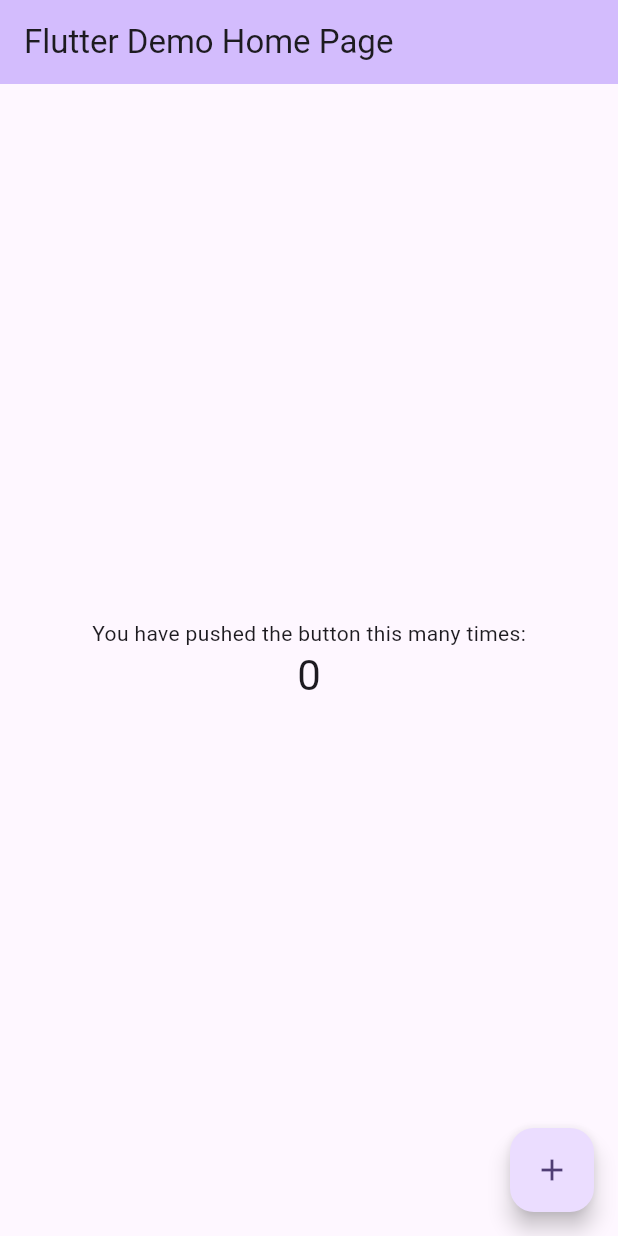
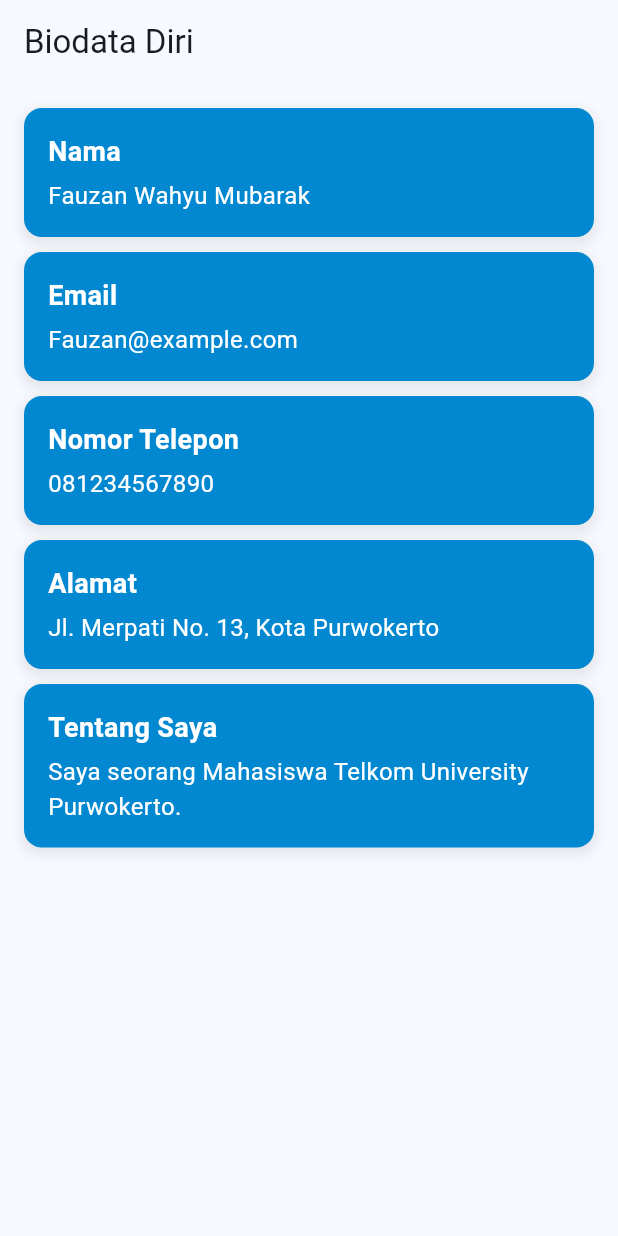
Before and after one commit to FauzanWahyuM/PPB_Fauzan_Wahyu_Mubarak_2211104027_SE-06-01, a Flutter app: the screen it shows after launch, on a phone screen of 412 x 824 dp. Run offline on Flutter 3.47's test engine with Material 3 defaults, Android fonts, the light colour scheme and no system bars.

Commit message:
Update Praktikum 2

```diff
--- a/02_Pengenalan_Flutter/flutter_biodata_diri/lib/main.dart
+++ b/02_Pengenalan_Flutter/flutter_biodata_diri/lib/main.dart
@@ -7,119 +7,105 @@
 class MyApp extends StatelessWidget {
   const MyApp({super.key});
 
-  // This widget is the root of your application.
   @override
   Widget build(BuildContext context) {
     return MaterialApp(
-      title: 'Flutter Demo',
+      title: 'Biodata Diri',
       theme: ThemeData(
-        // This is the theme of your application.
-        //
-        // TRY THIS: Try running your application with "flutter run". You'll see
-        // the application has a purple toolbar. Then, without quitting the app,
-        // try changing the seedColor in the colorScheme below to Colors.green
-        // and then invoke "hot reload" (save your changes or press the "hot
-        // reload" button in a Flutter-supported IDE, or press "r" if you used
-        // the command line to start the app).
-        //
-        // Notice that the counter didn't reset back to zero; the application
-        // state is not lost during the reload. To reset the state, use hot
-        // restart instead.
-        //
-        // This works for code too, not just values: Most code changes can be
-        // tested with just a hot reload.
-        colorScheme: ColorScheme.fromSeed(seedColor: Colors.deepPurple),
+        colorScheme: ColorScheme.fromSeed(
+          seedColor: Colors.lightBlue[700]!,
+        ),
         useMaterial3: true,
       ),
-      home: const MyHomePage(title: 'Flutter Demo Home Page'),
+      home: const MyHomePage(title: 'Biodata Diri'),
     );
   }
 }
 
-class MyHomePage extends StatefulWidget {
+class MyHomePage extends StatelessWidget {
   const MyHomePage({super.key, required this.title});
-
-  // This widget is the home page of your application. It is stateful, meaning
-  // that it has a State object (defined below) that contains fields that affect
-  // how it looks.
-
-  // This class is the configuration for the state. It holds the values (in this
-  // case the title) provided by the parent (in this case the App widget) and
-  // used by the build method of the State. Fields in a Widget subclass are
-  // always marked "final".
 
   final String title;
 
   @override
-  State<MyHomePage> createState() => _MyHomePageState();
-}
+  Widget build(BuildContext context) {
+    return Scaffold(
+      appBar: AppBar(
+        title: Text(title),
+      ),
+      body: Padding(
+        padding: const EdgeInsets.all(16.0),
+        child: SingleChildScrollView(
+          child: Column(
+            crossAxisAlignment: CrossAxisAlignment.start,
+            children: <Widget>[
+              // Kotak 1: Nama
+              _buildInfoBox('Nama', 'Fauzan Wahyu Mubarak',
+                  Colors.lightBlue[700]!, Colors.white),
+              SizedBox(height: 10),
 
-class _MyHomePageState extends State<MyHomePage> {
-  int _counter = 0;
+              // Kotak 2: Email
+              _buildInfoBox('Email', 'Fauzan@example.com',
+                  Colors.lightBlue[700]!, Colors.white),
+              SizedBox(height: 10),
 
-  void _incrementCounter() {
-    setState(() {
-      // This call to setState tells the Flutter framework that something has
-      // changed in this State, which causes it to rerun the build method below
-      // so that the display can reflect the updated values. If we changed
-      // _counter without calling setState(), then the build method would not be
-      // called again, and so nothing would appear to happen.
-      _counter++;
-    });
+              // Kotak 3: Nomor Telepon
+              _buildInfoBox('Nomor Telepon', '081234567890',
+                  Colors.lightBlue[700]!, Colors.white),
+              SizedBox(height: 10),
+
+              // Kotak 4: Alamat
+              _buildInfoBox('Alamat', 'Jl. Merpati No. 13, Kota Purwokerto',
+                  Colors.lightBlue[700]!, Colors.white),
+              SizedBox(height: 10),
+
+              // Kotak 5: Deskripsi Diri
+              _buildInfoBox(
+                  'Tentang Saya',
+                  'Saya seorang Mahasiswa Telkom University Purwokerto.',
+                  Colors.lightBlue[700]!,
+                  Colors.white),
+            ],
+          ),
+        ),
+      ),
+    );
   }
 
-  @override
-  Widget build(BuildContext context) {
-    // This method is rerun every time setState is called, for instance as done
-    // by the _incrementCounter method above.
-    //
-    // The Flutter framework has been optimized to make rerunning build methods
-    // fast, so that you can just rebuild anything that needs updating rather
-    // than having to individually change instances of widgets.
-    return Scaffold(
-      appBar: AppBar(
-        // TRY THIS: Try changing the color here to a specific color (to
-        // Colors.amber, perhaps?) and trigger a hot reload to see the AppBar
-        // change color while the other colors stay the same.
-        backgroundColor: Theme.of(context).colorScheme.inversePrimary,
-        // Here we take the value from the MyHomePage object that was created by
-        // the App.build method, and use it to set our appbar title.
-        title: Text(widget.title),
-      ),
-      body: Center(
-        // Center is a layout widget. It takes a single child and positions it
-        // in the middle of the parent.
+  Widget _buildInfoBox(
+      String title, String content, Color backgroundColor, Color textColor) {
+    return SizedBox(
+      width: double.infinity,
+      child: Container(
+        padding: const EdgeInsets.all(16.0),
+        decoration: BoxDecoration(
+          color: backgroundColor,
+          borderRadius: BorderRadius.circular(12.0),
+          boxShadow: [
+            BoxShadow(
+              color: Colors.grey.withOpacity(0.2),
+              spreadRadius: 2,
+              blurRadius: 5,
+              offset: const Offset(0, 3),
+            ),
+          ],
+        ),
         child: Column(
-          // Column is also a layout widget. It takes a list of children and
-          // arranges them vertically. By default, it sizes itself to fit its
-          // children horizontally, and tries to be as tall as its parent.
-          //
-          // Column has various properties to control how it sizes itself and
-          // how it positions its children. Here we use mainAxisAlignment to
-          // center the children vertically; the main axis here is the vertical
-          // axis because Columns are vertical (the cross axis would be
-          // horizontal).
-          //
-          // TRY THIS: Invoke "debug painting" (choose the "Toggle Debug Paint"
-          // action in the IDE, or press "p" in the console), to see the
-          // wireframe for each widget.
-          mainAxisAlignment: MainAxisAlignment.center,
-          children: <Widget>[
-            const Text(
-              'You have pushed the button this many times:',
+          crossAxisAlignment: CrossAxisAlignment.start,
+          children: [
+            Text(
+              title,
+              style: TextStyle(
+                  fontSize: 18, fontWeight: FontWeight.bold, color: textColor),
             ),
+            SizedBox(height: 5),
             Text(
-              '$_counter',
-              style: Theme.of(context).textTheme.headlineMedium,
+              content,
+              style: TextStyle(fontSize: 16, color: textColor),
             ),
           ],
         ),
       ),
-      floatingActionButton: FloatingActionButton(
-        onPressed: _incrementCounter,
-        tooltip: 'Increment',
-        child: const Icon(Icons.add),
-      ), // This trailing comma makes auto-formatting nicer for build methods.
     );
   }
 }
```
Also changed, not shown: 02_Pengenalan_Flutter/Image/Output.png (added), 1 other file.
